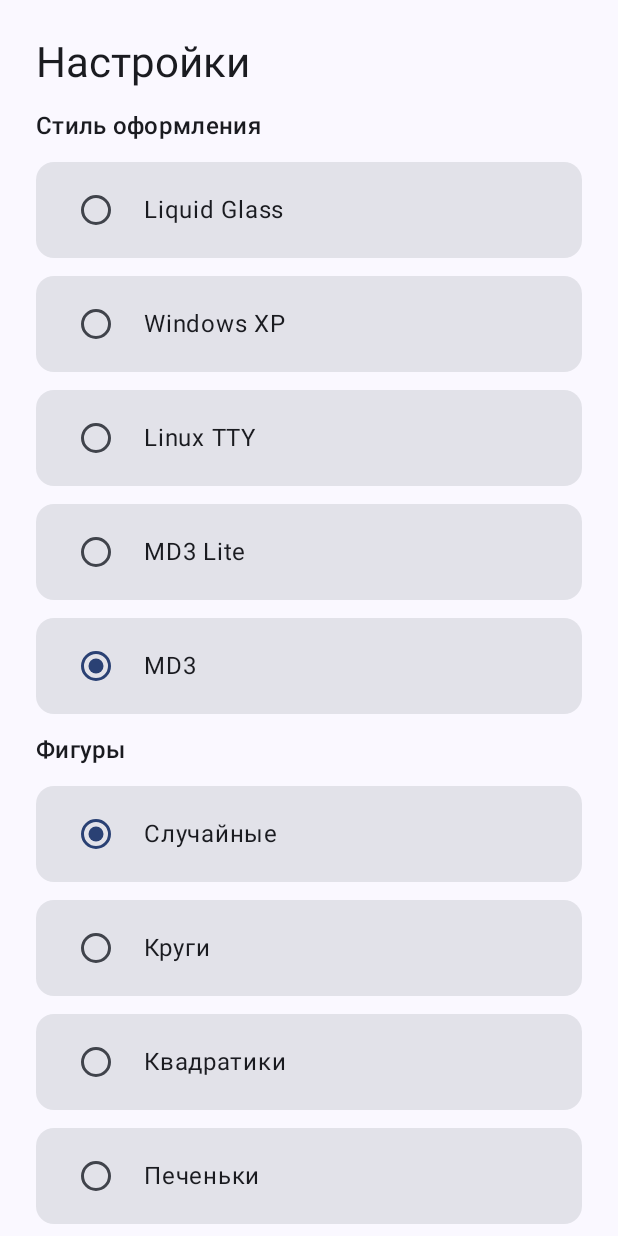
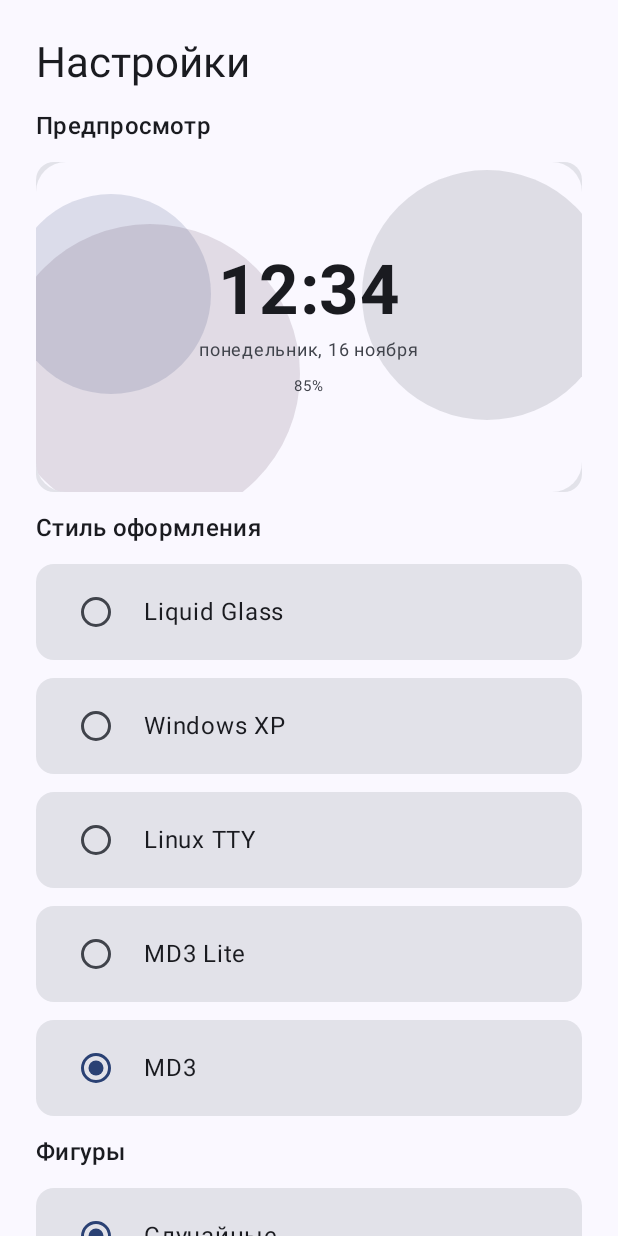
Before and after one commit to hereip/MaterialDeco, an Android app built with Jetpack Compose: the composable SettingsScreen shown on its own in the app's theme, on a phone screen of 412 x 824 dp. Run offline under Robolectric (Android 15) with nearby library versions, the phone set to English and light mode, and no system bars; 1 statement that could not run was skipped.

Commit message:
Add live clock preview to settings

```diff
--- a/app/src/main/java/com/example/materialdeco/SettingsScreen.kt
+++ b/app/src/main/java/com/example/materialdeco/SettingsScreen.kt
@@ -4,15 +4,20 @@ import android.Manifest
 import android.content.pm.PackageManager
 import androidx.activity.compose.rememberLauncherForActivityResult
 import androidx.activity.result.contract.ActivityResultContracts
+import androidx.compose.foundation.background
 import androidx.compose.foundation.layout.*
 import androidx.compose.foundation.rememberScrollState
+import androidx.compose.foundation.shape.RoundedCornerShape
 import androidx.compose.foundation.verticalScroll
 import androidx.compose.material3.*
 import androidx.compose.runtime.*
 import androidx.compose.ui.Alignment
 import androidx.compose.ui.Modifier
+import androidx.compose.ui.draw.clip
 import androidx.compose.ui.platform.LocalContext
+import androidx.compose.ui.text.font.FontWeight
 import androidx.compose.ui.unit.dp
+import androidx.compose.ui.unit.sp
 import androidx.core.content.ContextCompat
 import kotlin.random.Random
 
@@ -38,24 +43,35 @@ fun SettingsScreen(
     ) {
         Text("Настройки", style = MaterialTheme.typography.headlineMedium)
 
+        Text("Предпросмотр", style = MaterialTheme.typography.titleMedium)
+        SettingsPreview(settings)
+
         Text("Стиль оформления", style = MaterialTheme.typography.titleMedium)
         DecoStyle.values().forEach { option ->
-            SelectableOption(option.title, settings.style == option) { onSettingsChange(settings.copy(style = option)) }
+            SelectableOption(option.title, settings.style == option) {
+                onSettingsChange(settings.copy(style = option))
+            }
         }
 
         Text("Фигуры", style = MaterialTheme.typography.titleMedium)
         DecoShape.values().forEach { option ->
-            SelectableOption(option.title, settings.shape == option) { onSettingsChange(settings.copy(shape = option)) }
+            SelectableOption(option.title, settings.shape == option) {
+                onSettingsChange(settings.copy(shape = option))
+            }
         }
 
         Text("Цветовая палитра", style = MaterialTheme.typography.titleMedium)
         DecoPalette.values().forEach { option ->
-            SelectableOption(option.title, settings.palette == option) { onSettingsChange(settings.copy(palette = option)) }
+            SelectableOption(option.title, settings.palette == option) {
+                onSettingsChange(settings.copy(palette = option))
+            }
         }
 
         Text("Шрифт часов", style = MaterialTheme.typography.titleMedium)
         ClockFont.values().forEach { option ->
-            SelectableOption(option.title, settings.clockFont == option) { onSettingsChange(settings.copy(clockFont = option)) }
+            SelectableOption(option.title, settings.clockFont == option) {
+                onSettingsChange(settings.copy(clockFont = option))
+            }
         }
 
         HorizontalDivider()
@@ -162,6 +178,52 @@ fun SettingsScreen(
 }
 
 @Composable
+private fun SettingsPreview(settings: AppSettings) {
+    Card(modifier = Modifier.fillMaxWidth()) {
+        Box(
+            modifier = Modifier
+                .fillMaxWidth()
+                .height(220.dp)
+                .clip(RoundedCornerShape(20.dp))
+                .background(MaterialTheme.colorScheme.background)
+        ) {
+            BackgroundShapes(settings)
+            Column(
+                modifier = Modifier.align(Alignment.Center),
+                horizontalAlignment = Alignment.CenterHorizontally
+            ) {
+                val font = when (settings.clockFont) {
+                    ClockFont.SYSTEM -> androidx.compose.ui.text.font.FontFamily.Default
+                    ClockFont.MONOSPACE -> androidx.compose.ui.text.font.FontFamily.Monospace
+                    ClockFont.SERIF -> androidx.compose.ui.text.font.FontFamily.Serif
+                    ClockFont.CURSIVE -> androidx.compose.ui.text.font.FontFamily.Cursive
+                }
+                Text(
+                    text = "12:34",
+                    fontSize = 46.sp,
+                    fontWeight = FontWeight.Bold,
+                    fontFamily = if (settings.style == DecoStyle.LINUX_TTY) {
+                        androidx.compose.ui.text.font.FontFamily.Monospace
+                    } else font,
+                    color = MaterialTheme.colorScheme.onBackground
+                )
+                Text(
+                    text = "понедельник, 16 ноября",
+                    fontSize = 12.sp,
+                    fontFamily = font,
+                    color = MaterialTheme.colorScheme.onSurfaceVariant
+                )
+                Text(
+                    text = if (settings.style == DecoStyle.LINUX_TTY) "[BATTERY: 85%]" else "85%",
+                    fontSize = 10.sp,
+                    color = MaterialTheme.colorScheme.onSurfaceVariant
+                )
+            }
+        }
+    }
+}
+
+@Composable
 private fun SettingSwitch(title: String, checked: Boolean, onCheckedChange: (Boolean) -> Unit) {
     Row(
         modifier = Modifier.fillMaxWidth(),
```
